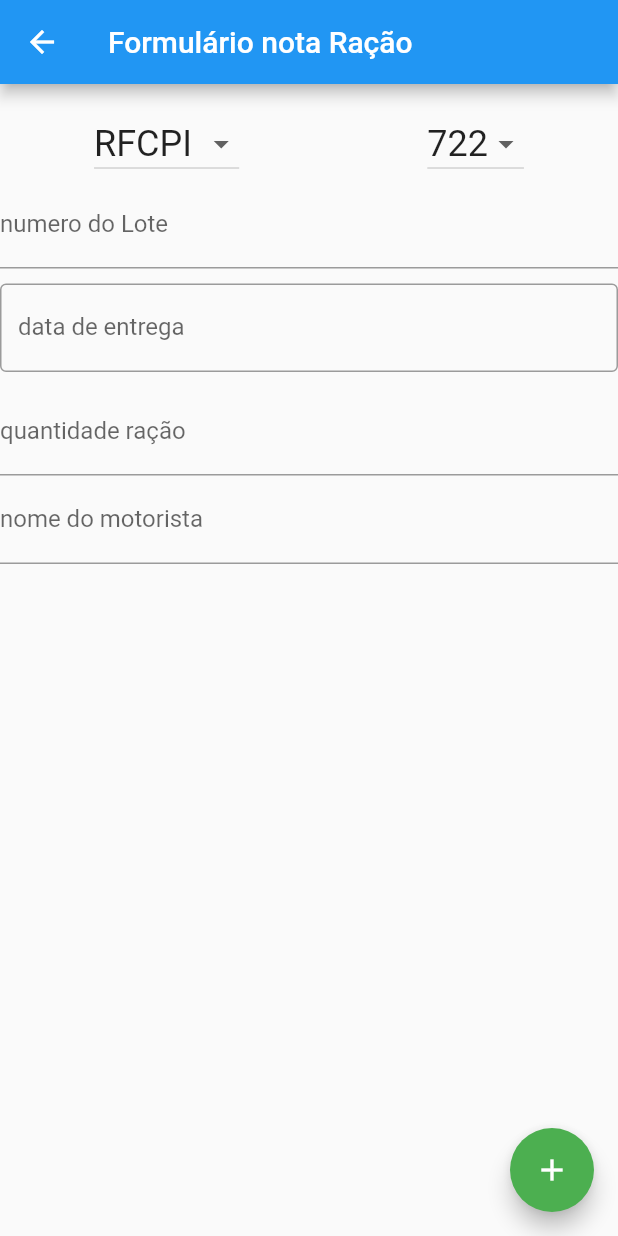
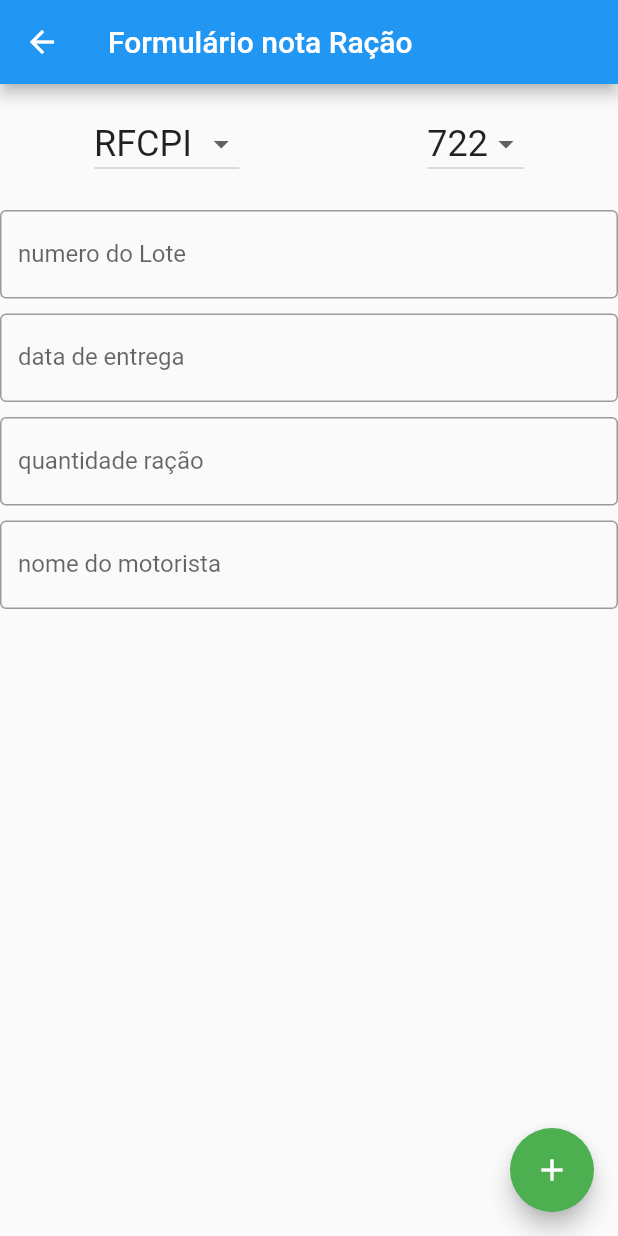
Before and after one commit to cyberbex/app_racao_aviario, a Flutter app: the FormularioPage screen opened directly, on a phone screen of 412 x 824 dp. Run offline on Flutter 3.47's test engine with Material 2 defaults, Android fonts, the phone set to English and light mode, and no system bars; our stand-ins replace sqflite; missing offline and left inert: validatorless; accounts and stored records are empty.

Commit message:
vai que vai

```diff
--- a/lib/page/formulario.dart
+++ b/lib/page/formulario.dart
@@ -1,5 +1,6 @@
 import 'package:flutter/material.dart';
 import 'package:intl/intl.dart';
+import 'package:racao_av/validators.dart';
 import 'package:validatorless/validatorless.dart';
 
 import '../helper.dart/anotacao_helper.dart';
@@ -59,14 +60,14 @@ class _FormularioPageState extends State<FormularioPage> {
     _nomeMotoristaControler.clear();
   }
 
-  @override
-  void dispose() {
+  //@override
+  /* void dispose() {
     _numeroLoteControler.dispose();
     _dataEntregaControler.dispose();
     _quatidadeControler.dispose();
     _nomeMotoristaControler.dispose();
     super.dispose();
-  }
+  } */
 
   @override
   Widget build(BuildContext context) {
@@ -74,7 +75,8 @@ class _FormularioPageState extends State<FormularioPage> {
       appBar: AppBar(
         title: const Text('Formulário nota Ração'),
       ),
-      body: Column(
+      body: SingleChildScrollView(
+        child: Column(
           //mainAxisAlignment: MainAxisAlignment.start,
           children: [
             const Padding(padding: EdgeInsets.all(8.0)),
@@ -88,7 +90,8 @@ class _FormularioPageState extends State<FormularioPage> {
                       .map(
                         (item) => DropdownMenuItem<String>(
                           value: item,
-                        child: Text(item, style: const TextStyle(fontSize: 24)),
+                          child:
+                              Text(item, style: const TextStyle(fontSize: 24)),
                         ),
                       )
                       .toList(),
@@ -101,7 +104,8 @@ class _FormularioPageState extends State<FormularioPage> {
                       .map(
                         (item) => DropdownMenuItem<String>(
                           value: item,
-                        child: Text(item, style: const TextStyle(fontSize: 24)),
+                          child:
+                              Text(item, style: const TextStyle(fontSize: 24)),
                         ),
                       )
                       .toList(),
@@ -114,14 +118,17 @@ class _FormularioPageState extends State<FormularioPage> {
               key: _formKey,
               child: Column(
                 children: [
+                  const Padding(padding: EdgeInsets.all(10)),
                   TextFormField(
                     controller: _numeroLoteControler,
-                  decoration:
-                      const InputDecoration(labelText: 'numero do Lote'),
+                    decoration: const InputDecoration(
+                      labelText: 'numero do Lote',
+                      border: OutlineInputBorder(),
+                    ),
                     keyboardType: TextInputType.number,
                     validator: Validatorless.required('Campo obrigatório'),
                   ),
-                const Padding(padding: EdgeInsets.only(bottom: 10)),
+                  const Padding(padding: EdgeInsets.all(5)),
                   TextFormField(
                     controller: _dataEntregaControler,
                     decoration: const InputDecoration(
@@ -129,20 +136,28 @@ class _FormularioPageState extends State<FormularioPage> {
                         border: OutlineInputBorder(),
                         hintText: "Data no formato xx/xx/xxxx"),
                     keyboardType: TextInputType.datetime,
-                  validator: Validatorless.required('Campo obrigatório'),
+                    validator: Validatorless.multiple([
+                      Validatorless.required('Senha Obrigatória'),
+                      Validators.validaData('Data Invalida')
+                    ]),
                   ),
-                const Padding(padding: EdgeInsets.only(bottom: 10)),
+                  const Padding(padding: EdgeInsets.all(5)),
                   TextFormField(
                     controller: _quatidadeControler,
-                  decoration:
-                      const InputDecoration(labelText: 'quantidade ração'),
+                    decoration: const InputDecoration(
+                      labelText: 'quantidade ração',
+                      border: OutlineInputBorder(),
+                    ),
                     keyboardType: TextInputType.number,
                     validator: Validatorless.required('Campo obrigatório'),
                   ),
+                  const Padding(padding: EdgeInsets.all(5)),
                   TextFormField(
                     controller: _nomeMotoristaControler,
-                  decoration:
-                      const InputDecoration(labelText: 'nome do motorista'),
+                    decoration: const InputDecoration(
+                      labelText: 'nome do motorista',
+                      border: OutlineInputBorder(),
+                    ),
                     keyboardType: TextInputType.text,
                     validator: Validatorless.required('Campo obrigatório'),
                   ),
@@ -150,6 +165,7 @@ class _FormularioPageState extends State<FormularioPage> {
               ),
             ),
           ],
+        ),
       ),
       floatingActionButton: FloatingActionButton(
         backgroundColor: Colors.green,
```
Also changed, not shown: lib/helper.dart/anotacao_helper.dart (+8 -0 lines), lib/page/lista_av722.dart (+52 -2 lines), lib/validators.dart (added, +45 -0 lines). Lines whose indentation alone changed are shown as unchanged.
